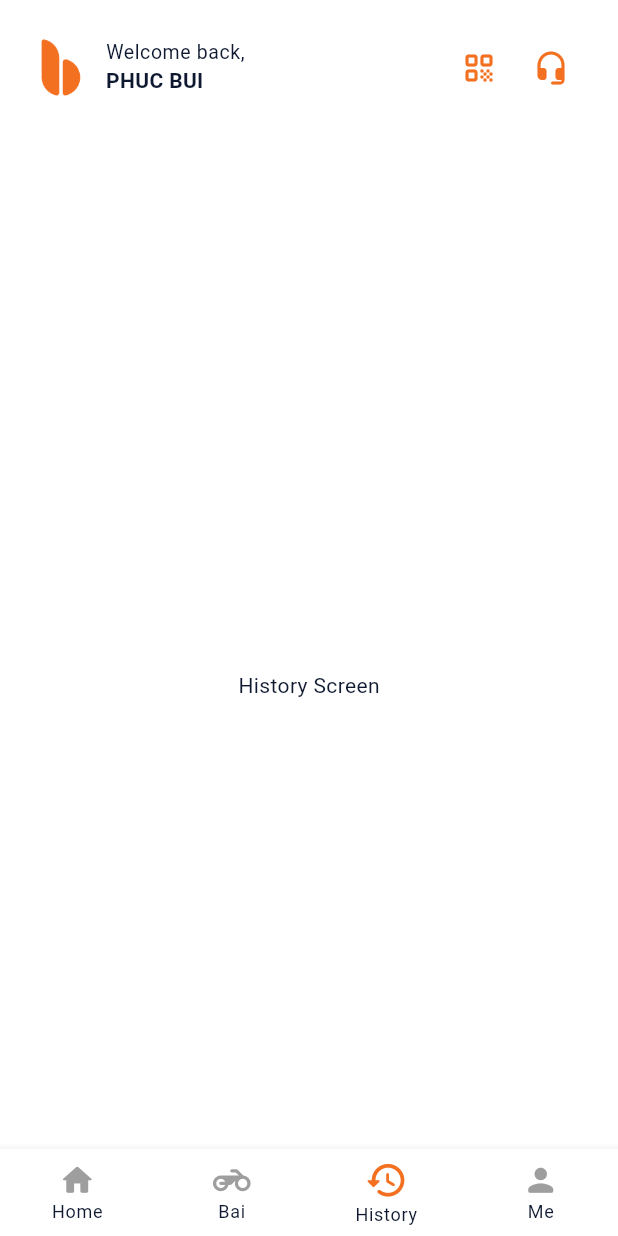
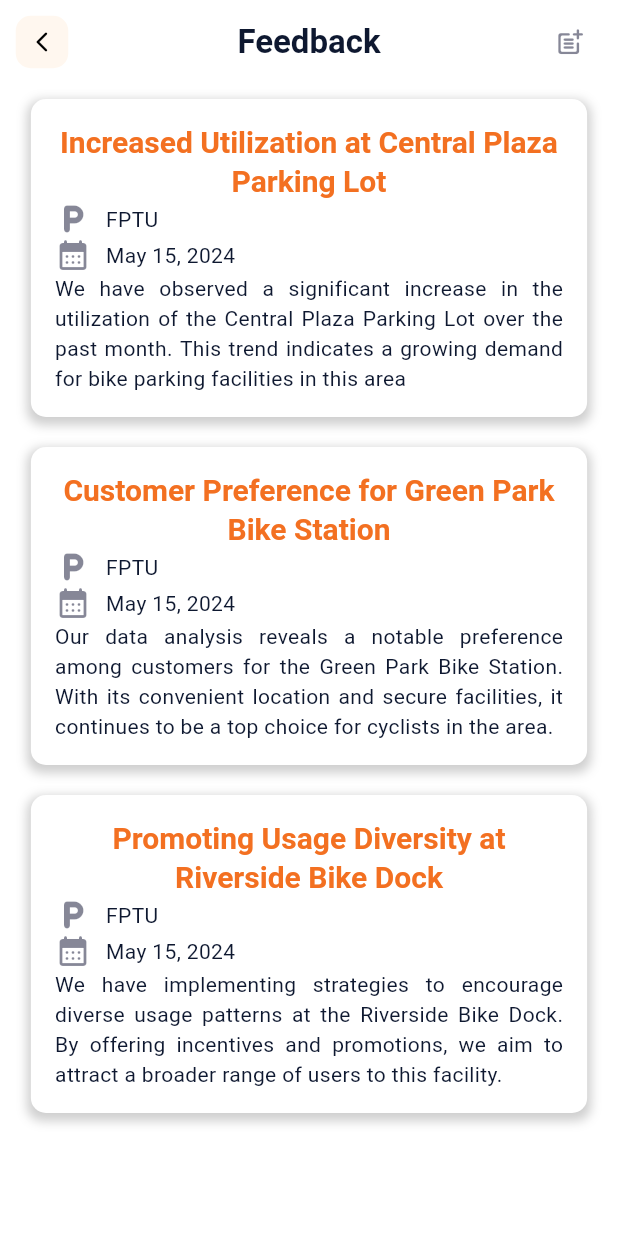
Before and after one commit to 3mallrice/fptu_bike_parking_system, a Flutter app: the screen it shows after launch, item 3 of the bottom bar chosen, after a tap on the "headset mic" icon, on a phone screen of 412 x 824 dp. Run offline on Flutter 3.47's test engine with Material 3 defaults, Android fonts, the phone set to English and light mode, and no system bars; drawn by our look-alikes of stylish_bottom_bar; our stand-ins replace firebase_core, firebase_storage, flutter_image_slideshow, font_awesome_flutter, geolocator, google_fonts and 3 more; accounts and stored records are empty; network calls fail.

Commit message:
[3mallrice][feedback screen]

```diff
--- a/lib/component/main_app_bar.dart
+++ b/lib/component/main_app_bar.dart
@@ -1,5 +1,6 @@
 import 'package:flutter/material.dart';
 import 'package:fptu_bike_parking_system/core/helper/asset_helper.dart';
+import 'package:fptu_bike_parking_system/representation/feedback.dart';
 import 'package:fptu_bike_parking_system/representation/qr_code.dart';
 
 class MainAppBar extends StatelessWidget implements PreferredSizeWidget {
@@ -52,36 +53,15 @@ class MainAppBar extends StatelessWidget implements PreferredSizeWidget {
                     ),
                   ],
                 ),
-                Row(
-                  children: [
                 IconButton(
-                      onPressed: () => Navigator.of(context)
-                          .pushNamed(QrCodeScreen.routeName),
-                      icon: Icon(
-                        Icons.qr_code_rounded,
-                        color: Theme.of(context).colorScheme.primary,
-                      ),
-                    ),
-                    // IconButton(
-                    //   onPressed: () =>
-                    //       // change dark/light here
-                    //       Provider.of<ThemeProvider>(context, listen: false)
-                    //           .toggleTheme(),
-                    //   icon: Icon(
-                    //     Icons.brightness_4,
-                    //     color: Theme.of(context).colorScheme.primary,
-                    //   ),
-                    // ),
-                    //Customer support
-                    IconButton(
-                      onPressed: () {},
+                  onPressed: () {
+                    Navigator.of(context).pushNamed(FeedbackScreen.routeName);
+                  },
                   icon: Icon(
                     Icons.headset_mic_rounded,
                     color: Theme.of(context).colorScheme.primary,
                   ),
                 ),
-                  ],
-                )
               ],
             ),
           ),
--- a/lib/component/shadow_container.dart
+++ b/lib/component/shadow_container.dart
@@ -47,7 +47,7 @@ class ShadowContainer extends StatelessWidget {
           BoxShadow(
             color: Colors.grey.withOpacity(0.5),
             spreadRadius: 2,
-            blurRadius: 7,
+            blurRadius: 5,
             offset: const Offset(0, 3),
           ),
         ],
--- /dev/null
+++ b/lib/representation/add_feedback.dart
@@ -0,0 +1,35 @@
+import 'package:flutter/cupertino.dart';
+import 'package:flutter/material.dart';
+import 'package:fptu_bike_parking_system/component/app_bar_component.dart';
+
+class AddFeedbackScreen extends StatefulWidget {
+  const AddFeedbackScreen({super.key});
+
+  static String routeName = '/add_feedback_screen';
+
+  @override
+  State<AddFeedbackScreen> createState() => _AddFeedbackScreenState();
+}
+
+class _AddFeedbackScreenState extends State<AddFeedbackScreen> {
+  @override
+  Widget build(BuildContext context) {
+    return Scaffold(
+        appBar: const AppBarCom(
+          leading: true,
+          appBarText: 'Add Feedback',
+        ),
+        body: SingleChildScrollView(
+          child: Align(
+            child: Container(
+              width: MediaQuery.of(context).size.width * 0.9,
+              child: Column(
+                mainAxisAlignment: MainAxisAlignment.center,
+                crossAxisAlignment: CrossAxisAlignment.center,
+                children: [],
+              ),
+            ),
+          ),
+        ));
+  }
+}
--- /dev/null
+++ b/lib/representation/feedback.dart
@@ -0,0 +1,151 @@
+import 'package:flutter/material.dart';
+import 'package:fptu_bike_parking_system/component/app_bar_component.dart';
+import 'package:fptu_bike_parking_system/component/shadow_container.dart';
+import 'package:fptu_bike_parking_system/representation/add_feedback.dart';
+import 'package:intl/intl.dart';
+
+class FeedbackScreen extends StatefulWidget {
+  const FeedbackScreen({super.key});
+
+  static String routeName = '/feedback_screen';
+
+  @override
+  State<FeedbackScreen> createState() => _FeedbackScreenState();
+}
+
+class _FeedbackScreenState extends State<FeedbackScreen> {
+  // Feedback List
+  List<Feedback> feedbacks = [
+    Feedback(
+      feedbackId: '1',
+      feedbackTitle: 'Increased Utilization at Central Plaza Parking Lot',
+      parkingArea: 'FPTU',
+      date: DateTime.now(),
+      feedbackText:
+          'We have observed a significant increase in the utilization of the Central Plaza Parking Lot over the past month. This trend indicates a growing demand for bike parking facilities in this area',
+    ),
+    Feedback(
+      feedbackId: '2',
+      feedbackTitle: 'Customer Preference for Green Park Bike Station',
+      parkingArea: 'FPTU',
+      date: DateTime.now(),
+      feedbackText:
+          'Our data analysis reveals a notable preference among customers for the Green Park Bike Station. With its convenient location and secure facilities, it continues to be a top choice for cyclists in the area.',
+    ),
+    Feedback(
+      feedbackId: '3',
+      feedbackTitle: 'Promoting Usage Diversity at Riverside Bike Dock',
+      parkingArea: 'FPTU',
+      date: DateTime.now(),
+      feedbackText:
+          'We have implementing strategies to encourage diverse usage patterns at the Riverside Bike Dock. By offering incentives and promotions, we aim to attract a broader range of users to this facility.',
+    ),
+  ];
+
+  @override
+  Widget build(BuildContext context) {
+    return Scaffold(
+      appBar: AppBarCom(
+        leading: true,
+        appBarText: 'Feedback',
+        action: [
+          Padding(
+            padding: const EdgeInsets.all(8.0),
+            child: IconButton(
+              onPressed: () =>
+                  Navigator.of(context).pushNamed(AddFeedbackScreen.routeName),
+              icon: Icon(
+                Icons.post_add_rounded,
+                color: Theme.of(context).colorScheme.onSecondary,
+              ),
+              iconSize: 21,
+            ),
+          )
+        ],
+      ),
+      body: SingleChildScrollView(
+        child: Align(
+          child: SizedBox(
+            width: MediaQuery.of(context).size.width * 0.9,
+            child: ListView.builder(
+                shrinkWrap: true,
+                itemCount: feedbacks.length,
+                physics: const NeverScrollableScrollPhysics(),
+                itemBuilder: (context, index) {
+                  return Padding(
+                    padding: const EdgeInsets.symmetric(vertical: 10),
+                    child: ShadowContainer(
+                      child: Column(
+                        mainAxisAlignment: MainAxisAlignment.center,
+                        crossAxisAlignment: CrossAxisAlignment.center,
+                        children: [
+                          Text(
+                            feedbacks[index].feedbackTitle,
+                            style: Theme.of(context).textTheme.headlineMedium,
+                            textAlign: TextAlign.center,
+                          ),
+                          Row(
+                            mainAxisAlignment: MainAxisAlignment.start,
+                            crossAxisAlignment: CrossAxisAlignment.center,
+                            children: [
+                              Icon(
+                                Icons.local_parking_rounded,
+                                color:
+                                    Theme.of(context).colorScheme.onSecondary,
+                              ),
+                              const SizedBox(width: 10),
+                              Text(
+                                feedbacks[index].parkingArea,
+                                style: Theme.of(context).textTheme.bodyMedium,
+                              )
+                            ],
+                          ),
+                          Row(
+                            mainAxisAlignment: MainAxisAlignment.start,
+                            crossAxisAlignment: CrossAxisAlignment.center,
+                            children: [
+                              Icon(
+                                Icons.calendar_month_rounded,
+                                color:
+                                    Theme.of(context).colorScheme.onSecondary,
+                              ),
+                              const SizedBox(width: 10),
+                              Text(
+                                DateFormat('MMMM dd, yyyy')
+                                    .format(feedbacks[index].date),
+                                style: Theme.of(context).textTheme.bodyMedium,
+                              )
+                            ],
+                          ),
+                          Text(
+                            feedbacks[index].feedbackText!,
+                            style: Theme.of(context).textTheme.bodyMedium,
+                            textAlign: TextAlign.justify,
+                          ),
+                        ],
+                      ),
+                    ),
+                  );
+                }),
+          ),
+        ),
+      ),
+    );
+  }
+}
+
+class Feedback {
+  String feedbackId;
+  String feedbackTitle;
+  String parkingArea;
+  DateTime date;
+  String? feedbackText;
+
+  Feedback({
+    required this.feedbackId,
+    required this.feedbackTitle,
+    required this.parkingArea,
+    required this.date,
+    this.feedbackText,
+  });
+}
--- a/lib/representation/profile.dart
+++ b/lib/representation/profile.dart
@@ -45,7 +45,7 @@ class _ProfileScreenState extends State<ProfileScreen> {
                         ),
                   ),
                 ),
-                const SizedBox(height: 20),
+                const SizedBox(height: 15),
                 Container(
                   alignment: Alignment.centerLeft,
                   child: Column(
@@ -61,14 +61,14 @@ class _ProfileScreenState extends State<ProfileScreen> {
                               color: Theme.of(context).colorScheme.onSecondary,
                             ),
                       ),
-                      const SizedBox(height: 10),
+                      const SizedBox(height: 5),
                       ShadowContainer(
                         child: Text(
                           'Phuc Bui',
                           style: Theme.of(context).textTheme.titleMedium,
                         ),
                       ),
-                      const SizedBox(height: 20),
+                      const SizedBox(height: 15),
                       Text(
                         'Phone',
                         style: Theme.of(context)
@@ -78,14 +78,14 @@ class _ProfileScreenState extends State<ProfileScreen> {
                               color: Theme.of(context).colorScheme.onSecondary,
                             ),
                       ),
-                      const SizedBox(height: 10),
+                      const SizedBox(height: 5),
                       ShadowContainer(
                         child: Text(
                           '0971226789',
                           style: Theme.of(context).textTheme.titleMedium,
                         ),
                       ),
-                      const SizedBox(height: 20),
+                      const SizedBox(height: 15),
                       Text(
                         'Email',
                         style: Theme.of(context)
@@ -95,7 +95,7 @@ class _ProfileScreenState extends State<ProfileScreen> {
                               color: Theme.of(context).colorScheme.onSecondary,
                             ),
                       ),
-                      const SizedBox(height: 10),
+                      const SizedBox(height: 5),
                       ShadowContainer(
                         child: Text(
                           'phucbhse160537@fpt.edu.vn',
--- a/lib/route.dart
+++ b/lib/route.dart
@@ -1,5 +1,7 @@
 import 'package:flutter/material.dart';
 import 'package:fptu_bike_parking_system/representation/about_screen.dart';
+import 'package:fptu_bike_parking_system/representation/add_feedback.dart';
+import 'package:fptu_bike_parking_system/representation/feedback.dart';
 import 'package:fptu_bike_parking_system/representation/profile.dart';
 import 'package:flutter/widgets.dart';
 import '../representation/bai_screen.dart';
@@ -28,4 +30,6 @@ final Map<String, WidgetBuilder> routes = {
   MeScreen.routeName: (context) => const MeScreen(),
   ProfileScreen.routeName: (context) => const ProfileScreen(),
   AboutUs.routeName: (context) => const AboutUs(),
+  FeedbackScreen.routeName: (context) => const FeedbackScreen(),
+  AddFeedbackScreen.routeName: (context) => const AddFeedbackScreen(),
 };
```
Lines whose indentation alone changed are shown as unchanged.
